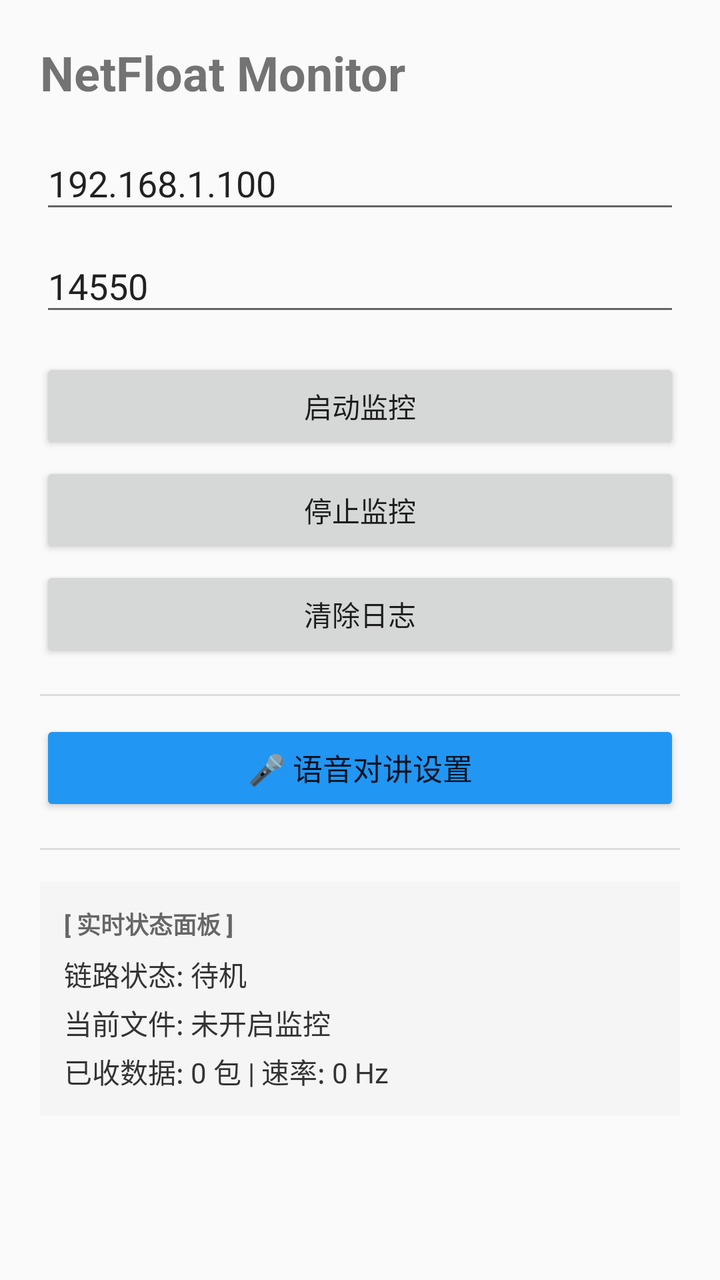
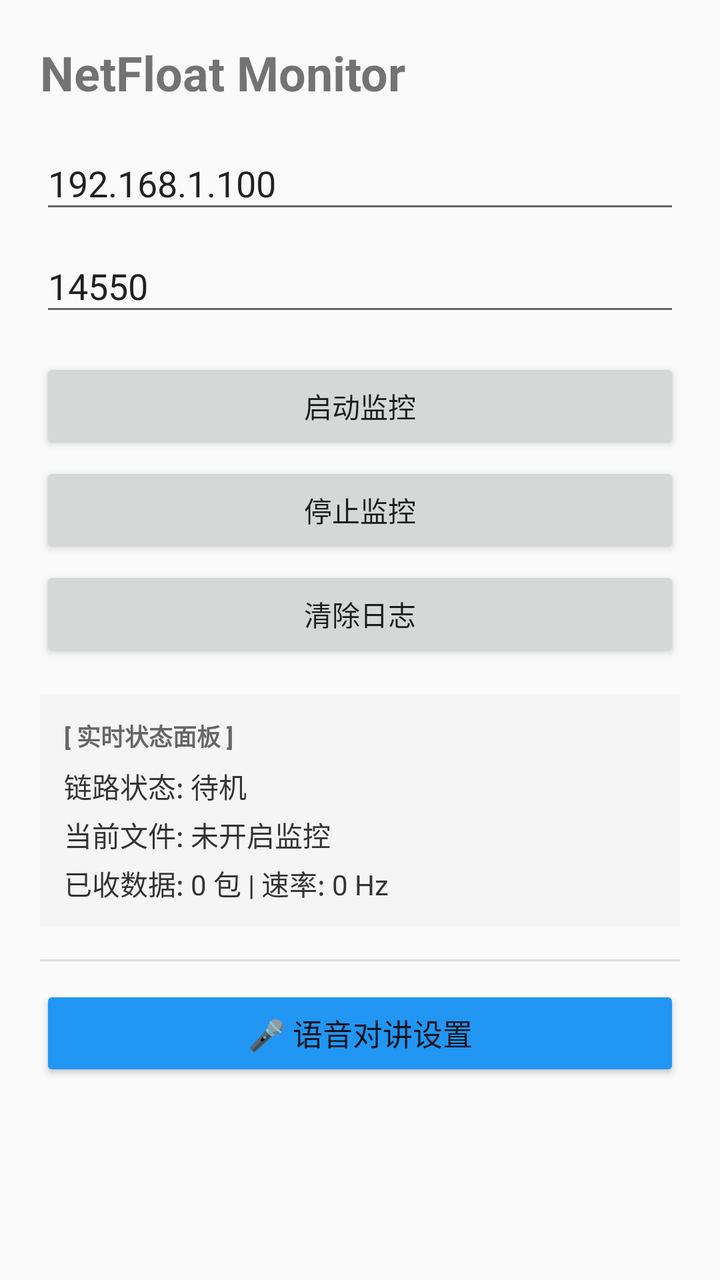

Screens rendered from an Android XML layout before and after an edit, with the pre-edit source and the edit as a unified diff.
<!-- AndroidManifest.xml: application theme AppTheme -->
<!-- res/layout/activity_main.xml -->
<?xml version="1.0" encoding="utf-8"?>
<LinearLayout 
    xmlns:android="http://schemas.android.com/apk/res/android"
    android:layout_width="match_parent"
    android:layout_height="match_parent"
    android:orientation="vertical"
    android:padding="20dp">

    <TextView
        android:layout_width="wrap_content"
        android:layout_height="wrap_content"
        android:text="NetFloat Monitor"
        android:textStyle="bold"
        android:textSize="24sp" />

    <EditText
        android:id="@+id/editIp"
        android:layout_width="match_parent"
        android:layout_height="wrap_content"
        android:layout_marginTop="16dp"
        android:hint="目标IP"
        android:text="192.168.1.100" />

    <EditText
        android:id="@+id/editPort"
        android:layout_width="match_parent"
        android:layout_height="wrap_content"
        android:layout_marginTop="8dp"
        android:hint="UDP端口"
        android:inputType="number"
        android:text="14550" />

    <Button
        android:id="@+id/startBtn"
        android:layout_width="match_parent"
        android:layout_height="wrap_content"
        android:layout_marginTop="16dp"
        android:text="启动监控" />

    <Button
        android:id="@+id/stopBtn"
        android:layout_width="match_parent"
        android:layout_height="wrap_content"
        android:layout_marginTop="4dp"
        android:text="停止监控" />

    <Button
        android:id="@+id/clearBtn"
        android:layout_width="match_parent"
        android:layout_height="wrap_content"
        android:layout_marginTop="4dp"
        android:text="清除日志" />

    <View
        android:layout_width="match_parent"
        android:layout_height="1dp"
        android:layout_marginTop="16dp"
        android:background="#DDDDDD" />

    <Button
        android:id="@+id/btnVoiceSettings"
        android:layout_width="match_parent"
        android:layout_height="wrap_content"
        android:layout_marginTop="12dp"
        android:text="🎤 语音对讲设置"
        android:textSize="15sp"
        android:backgroundTint="#2196F3" />

    <View
        android:layout_width="match_parent"
        android:layout_height="1dp"
        android:layout_marginTop="16dp"
        android:background="#DDDDDD" />

    <LinearLayout
        android:layout_width="match_parent"
        android:layout_height="wrap_content"
        android:layout_marginTop="16dp"
        android:orientation="vertical"
        android:background="#F5F5F5"
        android:padding="12dp">

        <TextView
            android:layout_width="wrap_content"
            android:layout_height="wrap_content"
            android:text="[ 实时状态面板 ]"
            android:textStyle="bold"
            android:textColor="#666666"
            android:textSize="12sp" />

        <TextView
            android:id="@+id/tvStatusInfo"
            android:layout_width="match_parent"
            android:layout_height="wrap_content"
            android:layout_marginTop="6dp"
            android:textColor="#333333"
            android:textSize="14sp"
            android:lineSpacingMultiplier="1.2"
            android:text="链路状态: 待机\n当前文件: 未开启监控\n已收数据: 0 包 | 速率: 0 Hz" />
    </LinearLayout>

    <TextView
        android:id="@+id/logPath"
        android:layout_width="match_parent"
        android:layout_height="wrap_content"
        android:layout_marginTop="16dp"
        android:textColor="#888888"
        android:textSize="12sp" />

</LinearLayout>
<!-- resources referenced by this layout -->
<resources>
  <style name="AppTheme" parent="Theme.AppCompat.Light.NoActionBar">
  
  </style>
</resources>

<!-- the commit's change to res/layout/activity_main.xml (unified diff, before → after) -->
@@ -51,27 +51,7 @@
         android:layout_marginTop="4dp"
         android:text="清除日志" />
 
-    <View
-        android:layout_width="match_parent"
-        android:layout_height="1dp"
-        android:layout_marginTop="16dp"
-        android:background="#DDDDDD" />
-
-    <Button
-        android:id="@+id/btnVoiceSettings"
-        android:layout_width="match_parent"
-        android:layout_height="wrap_content"
-        android:layout_marginTop="12dp"
-        android:text="🎤 语音对讲设置"
-        android:textSize="15sp"
-        android:backgroundTint="#2196F3" />
-
-    <View
-        android:layout_width="match_parent"
-        android:layout_height="1dp"
-        android:layout_marginTop="16dp"
-        android:background="#DDDDDD" />
-
+    
     <LinearLayout
         android:layout_width="match_parent"
         android:layout_height="wrap_content"
@@ -99,6 +79,23 @@
             android:text="链路状态: 待机\n当前文件: 未开启监控\n已收数据: 0 包 | 速率: 0 Hz" />
     </LinearLayout>
 
+    
+    <View
+        android:layout_width="match_parent"
+        android:layout_height="1dp"
+        android:layout_marginTop="16dp"
+        android:background="#DDDDDD" />
+
+    
+    <Button
+        android:id="@+id/btnVoiceSettings"
+        android:layout_width="match_parent"
+        android:layout_height="wrap_content"
+        android:layout_marginTop="12dp"
+        android:text="🎤 语音对讲设置"
+        android:textSize="15sp"
+        android:backgroundTint="#2196F3" />
+
     <TextView
         android:id="@+id/logPath"
         android:layout_width="match_parent"
